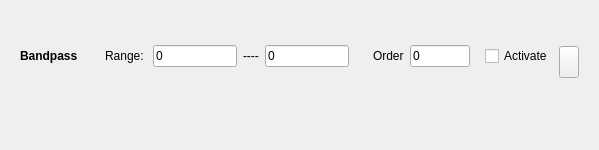
Above: rena/ui/FilterComponentButterworthBandPass.ui from PhysioLabXR/PhysioLabXR-Community before the change. Below: the same form after it.
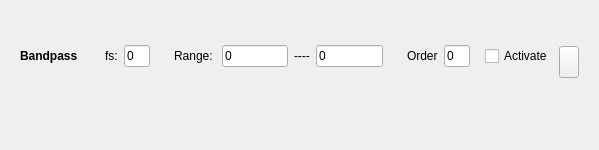
That is the form after the change.

```diff
--- a/rena/ui/FilterComponentButterworthBandPass.ui
+++ b/rena/ui/FilterComponentButterworthBandPass.ui
@@ -98,6 +98,26 @@
         </layout>
        </widget>
       </item>
+      <item>
+       <widget class="QWidget" name="samplingFrequencyWidget" native="true">
+        <layout class="QHBoxLayout" name="horizontalLayout_6">
+         <item>
+          <widget class="QLabel" name="samplingFrequencyLabel">
+           <property name="text">
+            <string>fs:</string>
+           </property>
+          </widget>
+         </item>
+         <item>
+          <widget class="QLineEdit" name="samplingFrequencyLineEdit">
+           <property name="text">
+            <string>0</string>
+           </property>
+          </widget>
+         </item>
+        </layout>
+       </widget>
+      </item>
       <item>
        <widget class="QWidget" name="filterRangeWidget" native="true">
         <layout class="QHBoxLayout" name="horizontalLayout_3">
```
